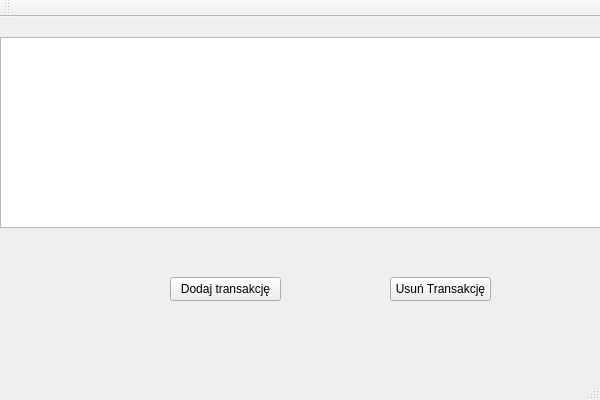
The window that BudgetManagementQtVS/BudgetManagementQtVS/MainWindowView.ui (Greexoff/Budget-Management-App) describes before a commit, drawn with Qt 5.
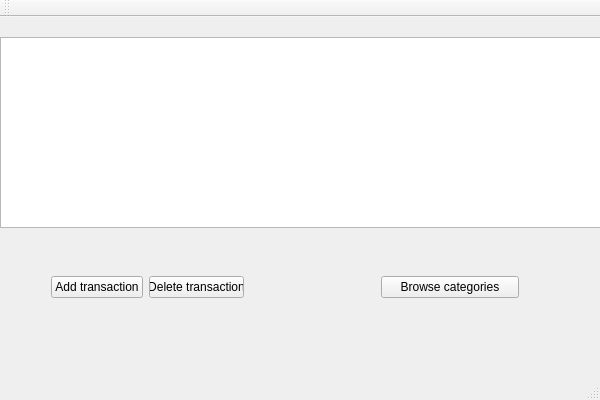
The same window after the commit.

Commit message: categoryView without controller

Patch:
```diff
--- a/BudgetManagementQtVS/BudgetManagementQtVS/MainWindowView.ui
+++ b/BudgetManagementQtVS/BudgetManagementQtVS/MainWindowView.ui
@@ -24,31 +24,50 @@
      </rect>
     </property>
    </widget>
-   <widget class="QPushButton" name="buttonAddTransaction">
+   <widget class="QWidget" name="horizontalLayoutWidget">
     <property name="geometry">
      <rect>
-      <x>170</x>
-      <y>260</y>
-      <width>111</width>
-      <height>24</height>
+      <x>40</x>
+      <y>230</y>
+      <width>215</width>
+      <height>80</height>
      </rect>
     </property>
-    <property name="text">
-     <string>Dodaj transakcję</string>
-    </property>
+    <layout class="QHBoxLayout" name="horizontalLayout">
+     <item>
+      <widget class="QPushButton" name="buttonAddTransaction">
+       <property name="text">
+        <string>Add transaction</string>
+       </property>
+      </widget>
+     </item>
+     <item>
+      <widget class="QPushButton" name="buttonDeleteTransaction">
+       <property name="text">
+        <string>Delete transaction</string>
+       </property>
+      </widget>
+     </item>
+    </layout>
    </widget>
-   <widget class="QPushButton" name="buttonDeleteTransaction">
+   <widget class="QWidget" name="horizontalLayoutWidget_2">
     <property name="geometry">
      <rect>
-      <x>390</x>
-      <y>260</y>
-      <width>101</width>
-      <height>24</height>
+      <x>370</x>
+      <y>230</y>
+      <width>160</width>
+      <height>80</height>
      </rect>
     </property>
-    <property name="text">
-     <string>Usuń Transakcję</string>
-    </property>
+    <layout class="QHBoxLayout" name="horizontalLayout_2">
+     <item>
+      <widget class="QPushButton" name="browseCategoriesButton">
+       <property name="text">
+        <string>Browse categories</string>
+       </property>
+      </widget>
+     </item>
+    </layout>
    </widget>
   </widget>
   <widget class="QMenuBar" name="menuBar">
```
The commit also changes 13 other files.
